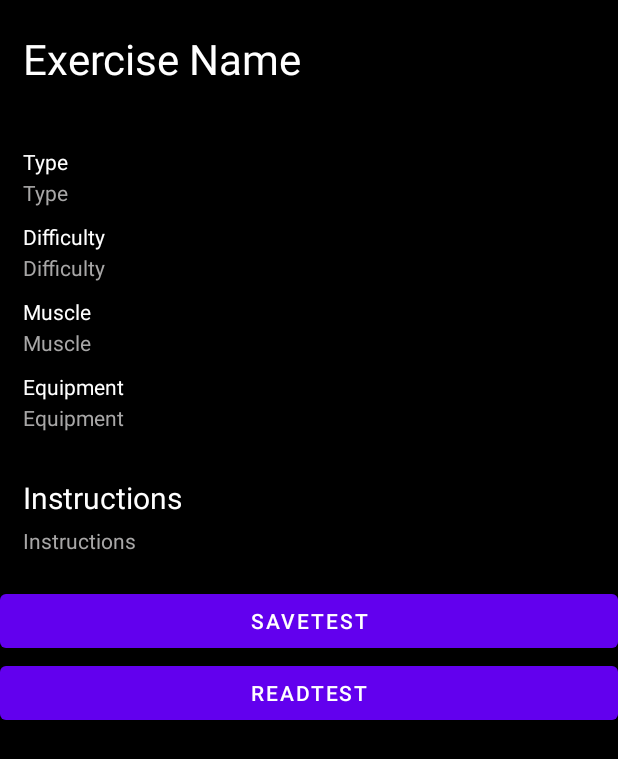
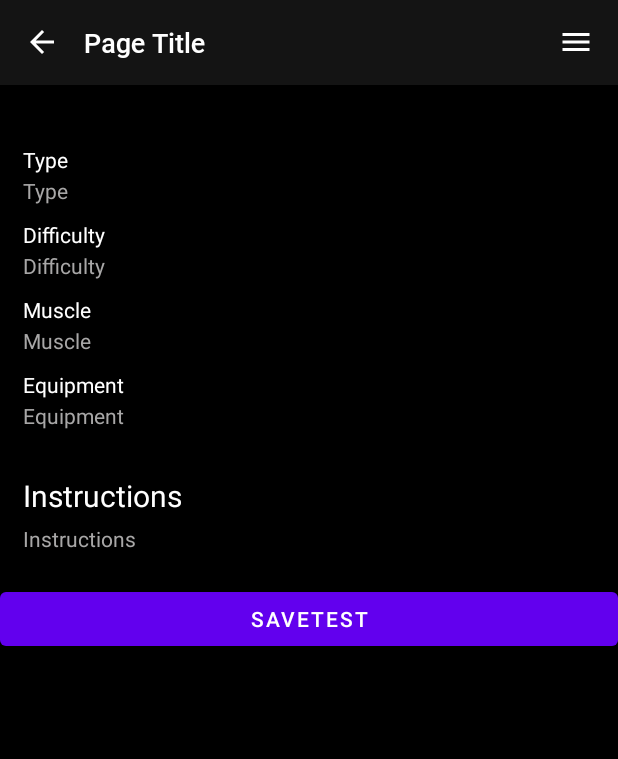
Before and after one commit to Josh-Cox/ExercisesApp, an Android app: the layout activity_exercise_info.xml on its own in the app's theme, with its tools: preview values and no code run, on a phone screen of 412 x 824 dp. Shown: the top 759 px of the screen. Run offline under Robolectric (Android 15) with nearby library versions, the phone set to English and light mode, and no system bars; network calls fail.

Commit message:
Implemented Action Bar

```diff
--- /dev/null
+++ b/app/src/main/res/drawable/ic_back.xml
@@ -0,0 +1,5 @@
+<vector android:autoMirrored="true" android:height="24dp"
+    android:tint="#FFFFFF" android:viewportHeight="24"
+    android:viewportWidth="24" android:width="24dp" xmlns:android="http://schemas.android.com/apk/res/android">
+    <path android:fillColor="@android:color/white" android:pathData="M20,11H7.83l5.59,-5.59L12,4l-8,8 8,8 1.41,-1.41L7.83,13H20v-2z"/>
+</vector>
--- /dev/null
+++ b/app/src/main/res/drawable/ic_menu.xml
@@ -0,0 +1,5 @@
+<vector android:height="24dp" android:tint="#FFFFFF"
+    android:viewportHeight="24" android:viewportWidth="24"
+    android:width="24dp" xmlns:android="http://schemas.android.com/apk/res/android">
+    <path android:fillColor="@android:color/white" android:pathData="M3,18h18v-2L3,16v2zM3,13h18v-2L3,11v2zM3,6v2h18L21,6L3,6z"/>
+</vector>
--- /dev/null
+++ b/app/src/main/res/layout/action_bar.xml
@@ -0,0 +1,46 @@
+<?xml version="1.0" encoding="utf-8"?>
+<androidx.constraintlayout.widget.ConstraintLayout xmlns:android="http://schemas.android.com/apk/res/android"
+    xmlns:app="http://schemas.android.com/apk/res-auto"
+    android:layout_width="match_parent"
+    android:layout_height="wrap_content"
+    android:background="@color/grey">
+
+    <RelativeLayout
+        android:layout_width="match_parent"
+        android:layout_height="wrap_content"
+        android:padding="16dp"
+        app:layout_constraintEnd_toEndOf="parent"
+        app:layout_constraintStart_toStartOf="parent"
+        app:layout_constraintTop_toTopOf="parent">
+
+        <ImageView
+            android:id="@+id/backIcon"
+            android:layout_width="wrap_content"
+            android:layout_height="wrap_content"
+            android:layout_centerVertical="true"
+            android:src="@drawable/ic_back" />
+
+        <TextView
+            android:id="@+id/pageTitle"
+            android:layout_width="wrap_content"
+            android:layout_height="wrap_content"
+            android:layout_centerVertical="true"
+            android:layout_toEndOf="@id/backIcon"
+            android:layout_marginStart="16dp"
+            android:text="Page Title"
+            android:fontFamily="@font/roboto_medium"
+            android:textColor="@color/white"
+            android:textSize="18sp" />
+
+        <ImageView
+            android:id="@+id/menuIcon"
+            android:layout_width="wrap_content"
+            android:layout_height="wrap_content"
+            android:layout_alignParentEnd="true"
+            android:layout_centerVertical="true"
+            android:src="@drawable/ic_menu" />
+
+    </RelativeLayout>
+
+
+</androidx.constraintlayout.widget.ConstraintLayout>
--- a/app/src/main/res/layout/activity_exercise_info.xml
+++ b/app/src/main/res/layout/activity_exercise_info.xml
@@ -5,36 +5,30 @@
     android:layout_height="match_parent"
     xmlns:app="http://schemas.android.com/apk/res-auto"
     android:background="@color/dark_grey"
-    tools:context=".MainActivity">
+    tools:context=".ExerciseInfoActivity">
+
+    <include
+        layout="@layout/action_bar"
+        android:id="@+id/actionBar"
+        app:layout_constraintEnd_toEndOf="parent"
+        app:layout_constraintStart_toStartOf="parent"
+        app:layout_constraintTop_toTopOf="@+id/nestedScrollView" />
 
     <!-- Nested Scroll view -->
     <androidx.core.widget.NestedScrollView
-        android:layout_width="match_parent"
-        android:layout_height="match_parent"
+        android:id="@+id/nestedScrollView"
+        android:layout_width="0dp"
+        android:layout_height="0dp"
         android:fillViewport="true"
         app:layout_constraintBottom_toBottomOf="parent"
         app:layout_constraintEnd_toEndOf="parent"
         app:layout_constraintStart_toStartOf="parent"
-        app:layout_constraintTop_toTopOf="parent">
+        app:layout_constraintTop_toBottomOf="@id/actionBar">
 
         <LinearLayout
             android:layout_width="match_parent"
             android:layout_height="wrap_content"
             android:orientation="vertical">
-
-            <TextView
-                android:id="@+id/tvName"
-                android:layout_width="wrap_content"
-                android:layout_height="wrap_content"
-                android:layout_marginStart="15dp"
-                android:layout_marginTop="20dp"
-                android:layout_marginEnd="50dp"
-                android:text="Exercise Name"
-                android:textColor="@color/white"
-                android:textSize="28sp"
-                app:layout_constraintEnd_toEndOf="parent"
-                app:layout_constraintStart_toStartOf="parent"
-                app:layout_constraintTop_toTopOf="parent" />
 
             <TextView
                 android:id="@+id/tvTypeTitle"
@@ -168,11 +162,6 @@
                 android:layout_height="wrap_content"
                 android:text="SaveTest" />
 
-            <Button
-                android:id="@+id/btnReadTest"
-                android:layout_width="match_parent"
-                android:layout_height="wrap_content"
-                android:text="ReadTest" />
         </LinearLayout>
     </androidx.core.widget.NestedScrollView>
 </androidx.constraintlayout.widget.ConstraintLayout>
--- a/app/src/main/res/values-night/themes.xml
+++ b/app/src/main/res/values-night/themes.xml
@@ -1,6 +1,6 @@
 <resources xmlns:tools="http://schemas.android.com/tools">
     <!-- Base application theme. -->
-    <style name="Theme.ExercisesApp" parent="Theme.MaterialComponents.DayNight.DarkActionBar">
+    <style name="Theme.ExercisesApp" parent="Theme.MaterialComponents.DayNight.NoActionBar">
         <!-- Primary brand color. -->
         <item name="colorPrimary">@color/purple_200</item>
         <item name="colorPrimaryVariant">@color/purple_700</item>
@@ -10,7 +10,7 @@
         <item name="colorSecondaryVariant">@color/teal_200</item>
         <item name="colorOnSecondary">@color/black</item>
         <!-- Status bar color. -->
-        <item name="android:statusBarColor">?attr/colorPrimaryVariant</item>
+        <item name="android:statusBarColor" tools:targetApi="1">@color/black</item>
         <!-- Customize your theme here. -->
     </style>
 </resources>
--- a/app/src/main/res/values/themes.xml
+++ b/app/src/main/res/values/themes.xml
@@ -1,9 +1,9 @@
 <resources xmlns:tools="http://schemas.android.com/tools">
     <!-- Base application theme. -->
-    <style name="Theme.ExercisesApp" parent="Theme.MaterialComponents.DayNight.DarkActionBar">
+    <style name="Theme.ExercisesApp" parent="Theme.MaterialComponents.DayNight.NoActionBar">
         <!-- Primary brand color. -->
         <item name="colorPrimary">@color/purple_500</item>
-        <item name="colorPrimaryVariant">@color/purple_700</item>
+        <item name="colorPrimaryVariant">@color/dark_grey</item>
         <item name="colorOnPrimary">@color/white</item>
         <!-- Secondary brand color. -->
         <item name="colorSecondary">@color/teal_200</item>
```
Also changed, not shown: app/src/main/java/com/example/exercisesapp/ExerciseInfoActivity.java (+46 -28 lines), app/src/main/java/com/example/exercisesapp/MainActivity.java (+35 -0 lines), app/src/main/java/com/example/exercisesapp/ProfileActivity.java (+39 -2 lines), app/src/main/res/font/roboto.xml (added, +16 -0 lines), app/src/main/res/layout/activity_profile.xml (+9 -0 lines), app/src/main/res/font/roboto_bold.ttf (added), app/src/main/res/font/roboto_medium.ttf (added), app/src/main/res/font/roboto_regular.ttf (added).
